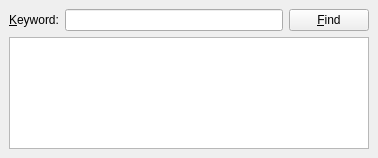
BorisGorelov/UI_dictionary_substring_searcher, file forms/textfinder.ui: the form before one commit.
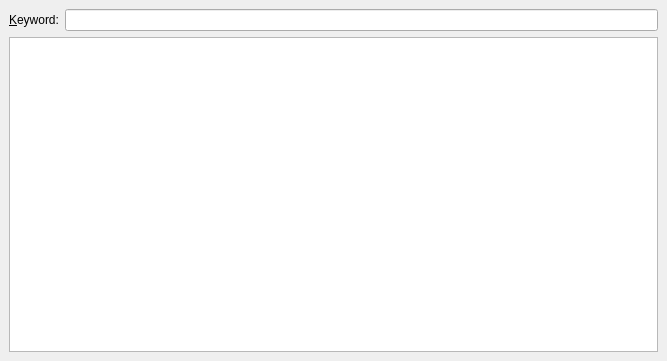
The form after the commit.

The edit to the form file:
```diff
--- a/forms/textfinder.ui
+++ b/forms/textfinder.ui
@@ -6,8 +6,8 @@
    <rect>
     <x>0</x>
     <y>0</y>
-    <width>378</width>
-    <height>158</height>
+    <width>667</width>
+    <height>361</height>
    </rect>
   </property>
   <property name="windowTitle">
@@ -59,17 +59,10 @@
        </property>
       </widget>
      </item>
-     <item row="0" column="2">
-      <widget class="QPushButton" name="findButton">
-       <property name="text">
-        <string>&amp;Find</string>
-       </property>
-      </widget>
-     </item>
     </layout>
    </item>
    <item>
-    <widget class="QTextEdit" name="textEdit"/>
+    <widget class="QPlainTextEdit" name="plainTextEdit"/>
    </item>
   </layout>
  </widget>
```
Left out of the diff: 19 changed lines with no effect on the pictures.
